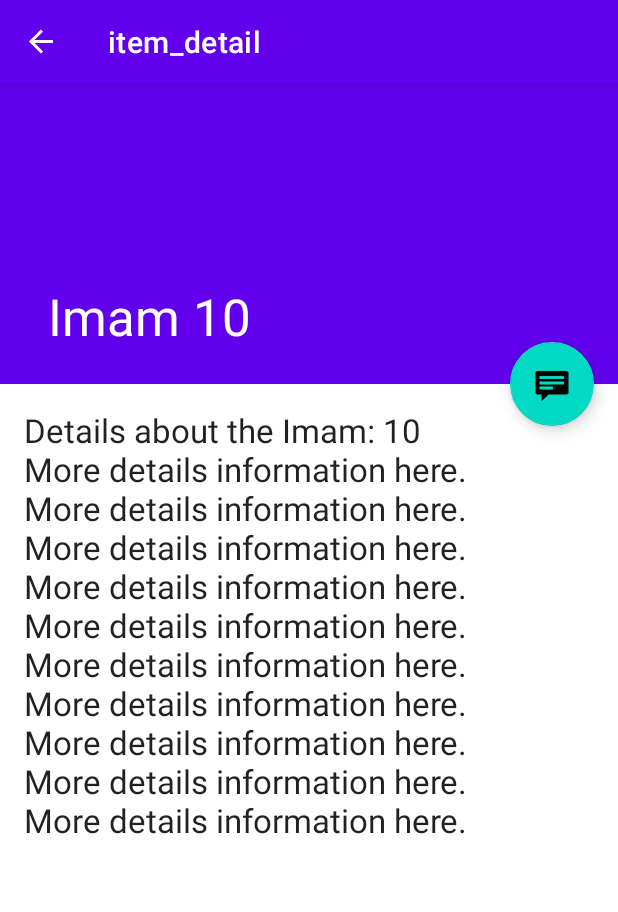
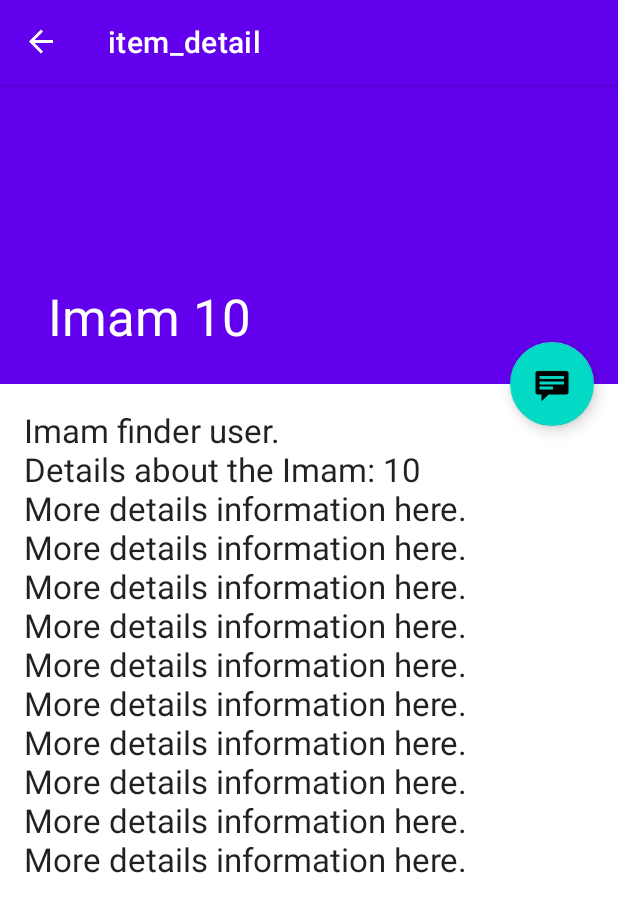
Before and after one commit to aalshawa97/ImamFinder, an Android app: the screen it shows after launch (ItemDetailHostActivity), after a tap on "10", on a phone screen of 412 x 824 dp. Shown: the top 912 px of the screen. Run offline under Robolectric (Android 15) with nearby library versions, the phone set to English and light mode, and no system bars; our stand-ins replace navigation-ui.

Commit message:
Added newline to description!

```diff
--- a/app/src/main/java/com/example/detailapplication/ItemDetailFragment.kt
+++ b/app/src/main/java/com/example/detailapplication/ItemDetailFragment.kt
@@ -57,7 +57,7 @@ class ItemDetailFragment : Fragment() {
         itemDetailTextView = binding.itemDetail
         // Show the placeholder content as text in a TextView.
         item?.let {
-            itemDetailTextView.text = it.details
+            itemDetailTextView.text = "Imam finder user.\n" + it.details
         }
 
         return rootView
```
